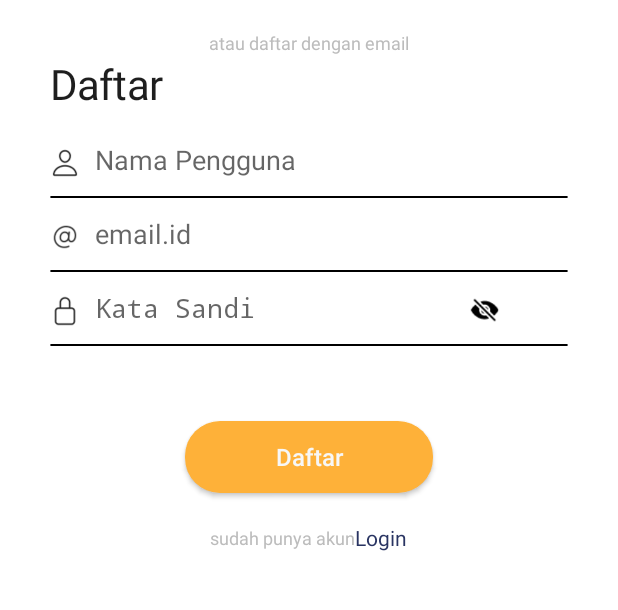
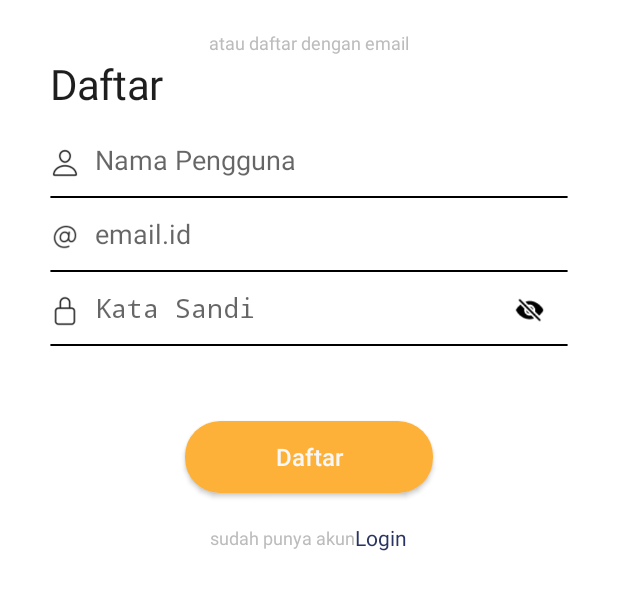
Before and after one commit to azkifairuz/food-application, an Android app: the RegisterActivity screen opened directly, with no data from a screen before it, on a phone screen of 412 x 824 dp, the part 596-1206 px from its top. Run offline under Robolectric (Android 15) with nearby library versions, the phone set to English and light mode, and no system bars; our stand-ins replace Firebase (no records; nobody signed in at launch, a user with empty details on screens opened directly).

```diff
--- a/app/src/main/java/com/javfairuz/foodapplication/ui/MainActivity.kt
+++ b/app/src/main/java/com/javfairuz/foodapplication/ui/MainActivity.kt
@@ -17,7 +17,7 @@ class MainActivity : AppCompatActivity() {
 
         var name = intent.getStringExtra(EXTRA_NAME)
 
-        var text = "Selamay Datang $name"
+        var text = "Selamat Datang $name"
 
         tvNamaUser.text = text
     }
--- a/app/src/main/res/layout/activity_register.xml
+++ b/app/src/main/res/layout/activity_register.xml
@@ -161,6 +161,7 @@
                     android:id="@+id/cbPassword"
                     android:layout_width="20dp"
                     android:layout_height="20dp"
+                    android:layout_marginLeft="30dp"
                     android:button="@color/white"
                     android:background="@drawable/close_eye"
                     />
--- a/app/src/main/res/layout/first_page_activity.xml
+++ b/app/src/main/res/layout/first_page_activity.xml
@@ -67,9 +67,8 @@
         <Button
             android:id="@+id/firstButton"
             android:layout_width="189dp"
-            android:layout_height="48dp"
+            android:layout_height="50dp"
             android:layout_marginTop="126dp"
-            android:padding="10dp"
             android:text="@string/mulai_masuk"
             style="@style/buttonText"
             android:background="@drawable/button"
```
